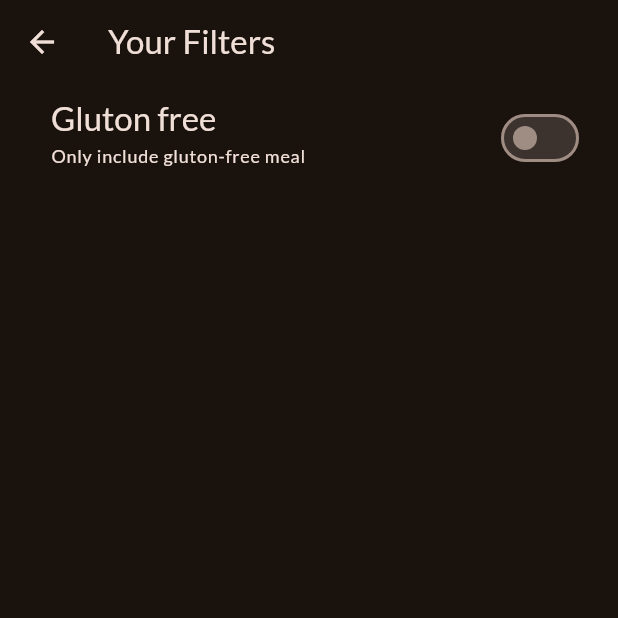
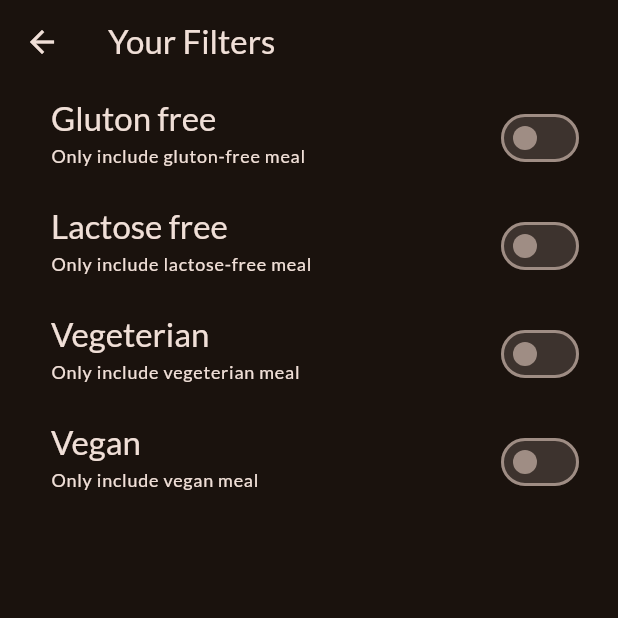
Before and after one commit to wemali05/meals, a Flutter app: the FiltersScreen screen opened directly, on a phone screen of 412 x 824 dp, the top half of it. Run offline on Flutter 3.47's test engine with Material 2 defaults, Android fonts, the phone set to English and light mode, and no system bars; our stand-ins replace google_fonts, transparent_image.

Commit message:
adding more filter options

```diff
--- a/lib/screens/filters.dart
+++ b/lib/screens/filters.dart
@@ -13,6 +13,9 @@ class FiltersScreen extends StatefulWidget {
 
 class _FiltersScreenState extends State<FiltersScreen> {
   var _glutonFreeFilterSet = false;
+  var _lactoseFreeFilterSet = false;
+  var _vegeterianFilterSet = false;
+  var _veganFilterSet = false;
 
   @override
   Widget build(BuildContext context) {
@@ -50,6 +53,72 @@ class _FiltersScreenState extends State<FiltersScreen> {
             activeColor: Theme.of(context).colorScheme.tertiary,
             contentPadding: const EdgeInsets.only(left: 34, right: 22),
           ),
+          SwitchListTile(
+            value: _lactoseFreeFilterSet,
+            onChanged: (isChecked) {
+              setState(() {
+                _lactoseFreeFilterSet = isChecked;
+              });
+            },
+            title: Text(
+              'Lactose free',
+              style: Theme.of(context).textTheme.titleLarge!.copyWith(
+                color: Theme.of(context).colorScheme.onBackground
+              ),
+            ),
+            subtitle: Text(
+              'Only include lactose-free meal',
+               style: Theme.of(context).textTheme.labelMedium!.copyWith(
+                color: Theme.of(context).colorScheme.onBackground
+              ),
+            ),
+            activeColor: Theme.of(context).colorScheme.tertiary,
+            contentPadding: const EdgeInsets.only(left: 34, right: 22),
+          ),
+          SwitchListTile(
+            value: _vegeterianFilterSet,
+            onChanged: (isChecked) {
+              setState(() {
+                _vegeterianFilterSet = isChecked;
+              });
+            },
+            title: Text(
+              'Vegeterian',
+              style: Theme.of(context).textTheme.titleLarge!.copyWith(
+                color: Theme.of(context).colorScheme.onBackground
+              ),
+            ),
+            subtitle: Text(
+              'Only include vegeterian meal',
+               style: Theme.of(context).textTheme.labelMedium!.copyWith(
+                color: Theme.of(context).colorScheme.onBackground
+              ),
+            ),
+            activeColor: Theme.of(context).colorScheme.tertiary,
+            contentPadding: const EdgeInsets.only(left: 34, right: 22),
+          ),
+          SwitchListTile(
+            value: _veganFilterSet,
+            onChanged: (isChecked) {
+              setState(() {
+                _veganFilterSet = isChecked;
+              });
+            },
+            title: Text(
+              'Vegan',
+              style: Theme.of(context).textTheme.titleLarge!.copyWith(
+                color: Theme.of(context).colorScheme.onBackground
+              ),
+            ),
+            subtitle: Text(
+              'Only include vegan meal',
+               style: Theme.of(context).textTheme.labelMedium!.copyWith(
+                color: Theme.of(context).colorScheme.onBackground
+              ),
+            ),
+            activeColor: Theme.of(context).colorScheme.tertiary,
+            contentPadding: const EdgeInsets.only(left: 34, right: 22),
+          ),
         ],
       ),
     );
```
